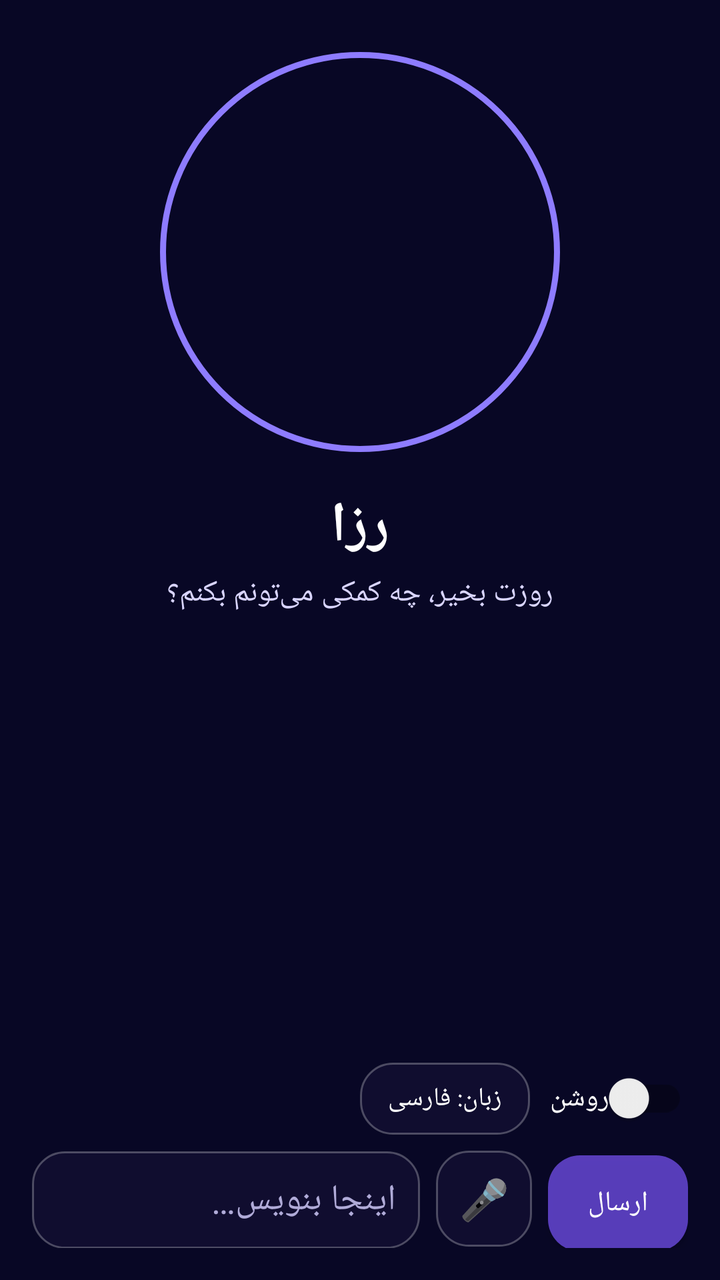
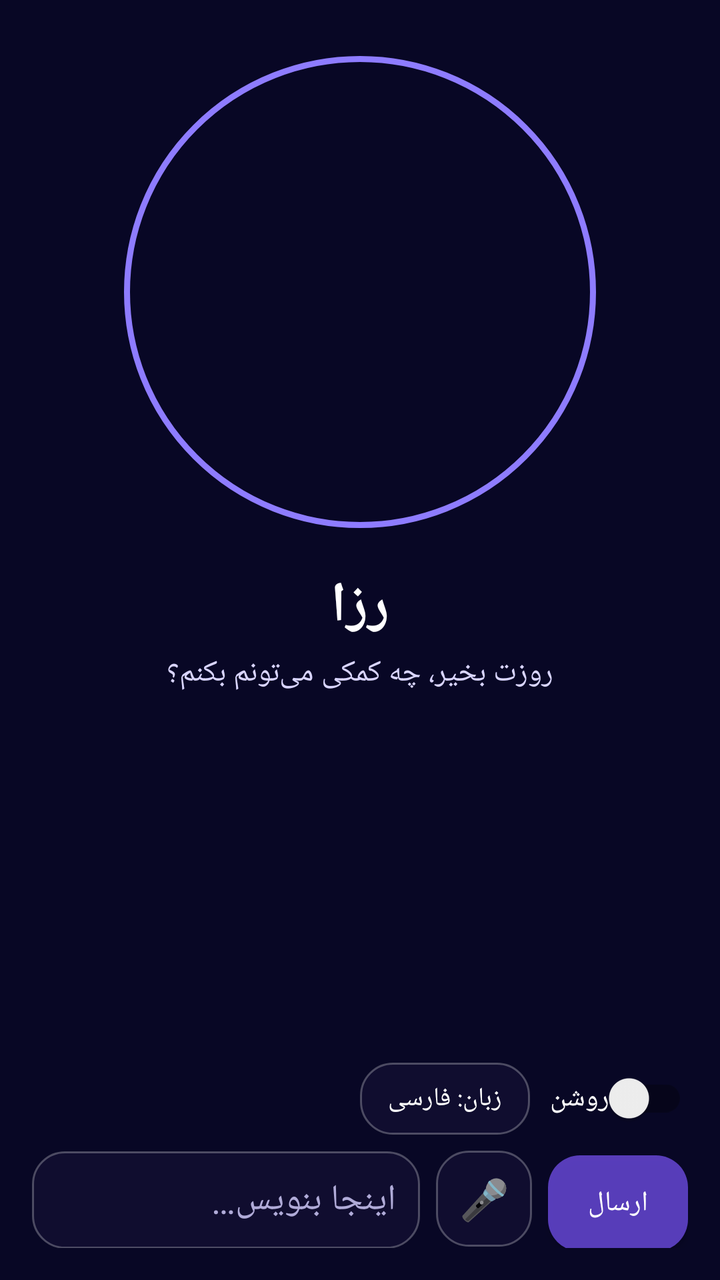

Two renders of the same Android screen: before a commit and after it. Below are the layout's source before the change and the commit's diff.
<!-- AndroidManifest.xml: application theme Theme.RosaApp -->
<!-- res/layout/activity_main.xml -->
<?xml version="1.0" encoding="utf-8"?>
<FrameLayout xmlns:android="http://schemas.android.com/apk/res/android"
    android:layout_width="match_parent"
    android:layout_height="match_parent"
    android:background="#0B0A2A">

    <ImageView
        android:id="@+id/background"
        android:layout_width="match_parent"
        android:layout_height="match_parent"
        android:contentDescription="@null"
        android:scaleType="centerCrop" />

    <View
        android:layout_width="match_parent"
        android:layout_height="match_parent"
        android:background="#77060620" />

    <LinearLayout
        android:layout_width="match_parent"
        android:layout_height="match_parent"
        android:orientation="vertical"
        android:padding="16dp">

        
        <FrameLayout
            android:layout_width="220dp"
            android:layout_height="220dp"
            android:layout_gravity="center_horizontal">

            <View
                android:id="@+id/ring"
                android:layout_width="200dp"
                android:layout_height="200dp"
                android:layout_gravity="center"
                android:background="@drawable/ring" />

            <ImageView
                android:id="@+id/avatar"
                android:layout_width="172dp"
                android:layout_height="172dp"
                android:layout_gravity="center"
                android:contentDescription="@string/rosa_title"
                android:scaleType="centerCrop" />
        </FrameLayout>

        <TextView
            android:layout_width="match_parent"
            android:layout_height="wrap_content"
            android:layout_marginTop="8dp"
            android:gravity="center"
            android:text="@string/rosa_title"
            android:textColor="#FFFFFF"
            android:textSize="28sp"
            android:textStyle="bold" />

        <TextView
            android:layout_width="match_parent"
            android:layout_height="wrap_content"
            android:layout_marginTop="4dp"
            android:gravity="center"
            android:text="@string/greeting"
            android:textColor="#D9D5FF"
            android:textSize="15sp" />

        
        <ScrollView
            android:id="@+id/scroll"
            android:layout_width="match_parent"
            android:layout_height="0dp"
            android:layout_marginTop="12dp"
            android:layout_weight="1"
            android:fillViewport="true">

            <LinearLayout
                android:id="@+id/messages"
                android:layout_width="match_parent"
                android:layout_height="wrap_content"
                android:orientation="vertical" />
        </ScrollView>

        <LinearLayout
            android:layout_width="match_parent"
            android:layout_height="wrap_content"
            android:layout_marginTop="4dp"
            android:gravity="center_vertical"
            android:orientation="horizontal">

            <TextView
                android:id="@+id/status"
                android:layout_width="0dp"
                android:layout_height="wrap_content"
                android:layout_weight="1"
                android:textColor="#BDB8E6"
                android:textSize="14sp" />

            <Button
                android:id="@+id/langButton"
                android:layout_width="wrap_content"
                android:layout_height="36dp"
                android:background="@drawable/bubble_rosa"
                android:minWidth="0dp"
                android:minHeight="0dp"
                android:paddingStart="14dp"
                android:paddingEnd="14dp"
                android:text="@string/lang_fa"
                android:textColor="#FFFFFF"
                android:textSize="13sp" />

            <androidx.appcompat.widget.SwitchCompat
                android:id="@+id/powerSwitch"
                android:layout_width="wrap_content"
                android:layout_height="wrap_content"
                android:layout_marginStart="10dp"
                android:text="@string/power_label"
                android:textColor="#FFFFFF" />
        </LinearLayout>

        <LinearLayout
            android:layout_width="match_parent"
            android:layout_height="wrap_content"
            android:layout_marginTop="8dp"
            android:orientation="horizontal">

            <EditText
                android:id="@+id/input"
                android:layout_width="0dp"
                android:layout_height="wrap_content"
                android:layout_weight="1"
                android:background="@drawable/bubble_rosa"
                android:hint="@string/hint_input"
                android:inputType="textMultiLine"
                android:maxLines="4"
                android:minHeight="48dp"
                android:padding="12dp"
                android:textColor="#FFFFFF"
                android:textColorHint="#B0ABD8" />

            <Button
                android:id="@+id/micButton"
                android:layout_width="48dp"
                android:layout_height="48dp"
                android:layout_marginStart="8dp"
                android:background="@drawable/bubble_rosa"
                android:minWidth="0dp"
                android:text="🎤"
                android:textSize="20sp" />

            <Button
                android:id="@+id/sendButton"
                android:layout_width="wrap_content"
                android:layout_height="48dp"
                android:layout_marginStart="8dp"
                android:background="@drawable/bubble_user"
                android:minWidth="0dp"
                android:paddingStart="20dp"
                android:paddingEnd="20dp"
                android:text="@string/send"
                android:textColor="#FFFFFF" />
        </LinearLayout>
    </LinearLayout>
</FrameLayout>
<!-- resources referenced by this layout -->
<resources>
  <!-- drawable bubble_rosa (drawable) -->
  <?xml version="1.0" encoding="utf-8"?>
  <shape xmlns:android="http://schemas.android.com/apk/res/android"
      android:shape="rectangle">
      <solid android:color="#CC120F33" />
      <stroke
          android:width="1dp"
          android:color="#44FFFFFF" />
      <corners android:radius="16dp" />
  </shape>
  <!-- drawable bubble_user (drawable) -->
  <?xml version="1.0" encoding="utf-8"?>
  <shape xmlns:android="http://schemas.android.com/apk/res/android"
      android:shape="rectangle">
      <solid android:color="#CC6C4BE0" />
      <corners android:radius="16dp" />
  </shape>
  <!-- drawable ring (drawable) -->
  <?xml version="1.0" encoding="utf-8"?>
  <shape xmlns:android="http://schemas.android.com/apk/res/android"
      android:shape="oval">
      <stroke
          android:width="3dp"
          android:color="#8E7CFF" />
      <solid android:color="#00000000" />
  </shape>
  <string name="greeting">روزت بخیر، چه کمکی می‌تونم بکنم؟</string>
  <string name="hint_input">اینجا بنویس…</string>
  <string name="lang_fa">زبان: فارسی</string>
  <string name="power_label">روشن</string>
  <string name="rosa_title">رزا</string>
  <string name="send">ارسال</string>
  <style name="Theme.RosaApp" parent="Theme.AppCompat.DayNight.NoActionBar" />
</resources>

<!-- the commit's change to res/layout/activity_main.xml (unified diff, before → after) -->
@@ -24,21 +24,21 @@
 
         
         <FrameLayout
-            android:layout_width="220dp"
-            android:layout_height="220dp"
+            android:layout_width="260dp"
+            android:layout_height="260dp"
             android:layout_gravity="center_horizontal">
 
             <View
                 android:id="@+id/ring"
-                android:layout_width="200dp"
-                android:layout_height="200dp"
+                android:layout_width="236dp"
+                android:layout_height="236dp"
                 android:layout_gravity="center"
                 android:background="@drawable/ring" />
 
             <ImageView
                 android:id="@+id/avatar"
-                android:layout_width="172dp"
-                android:layout_height="172dp"
+                android:layout_width="204dp"
+                android:layout_height="204dp"
                 android:layout_gravity="center"
                 android:contentDescription="@string/rosa_title"
                 android:scaleType="centerCrop" />
